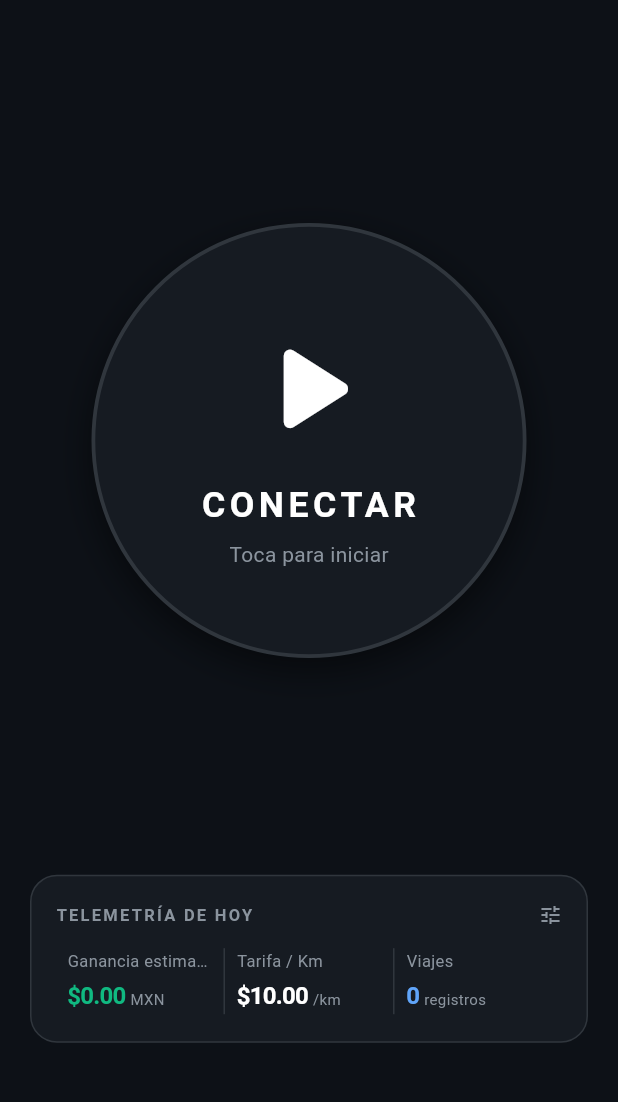
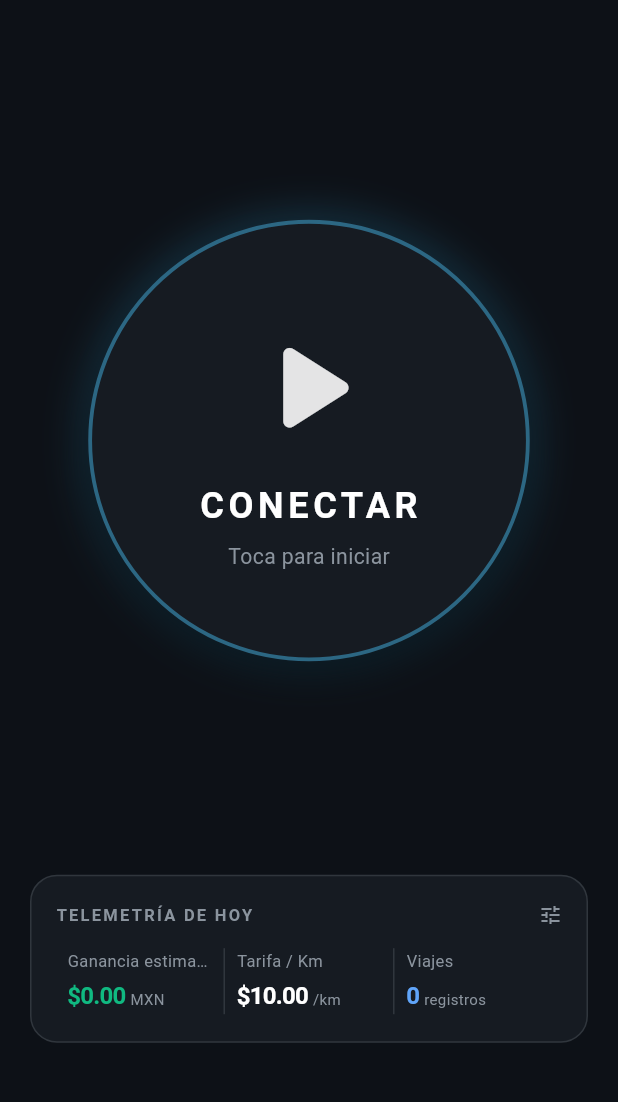
Before and after one commit to akalex5/masga_propio, a Flutter app: the InicioScreen screen opened directly, on a phone screen of 412 x 824 dp, the part 76-1178 px from its top. Run offline on Flutter 3.47's test engine with Material 3 defaults, Android fonts, the phone set to English and light mode, and no system bars; our stand-ins replace permission_handler, shared_preferences; accounts and stored records are empty.

Commit message:
feat(ui): animacion de respiracion suave en estado inactivo del boton central

```diff
--- a/lib/inicio_screen.dart
+++ b/lib/inicio_screen.dart
@@ -10,25 +10,46 @@ class InicioScreen extends StatefulWidget {
 }
 
 class _InicioScreenState extends State<InicioScreen>
-    with SingleTickerProviderStateMixin {
-  late final AnimationController _pulseController;
-  late final Animation<double> _pulseAnimation;
+    with TickerProviderStateMixin {
+  // Controlador para el pulso rápido y enérgico cuando está ACTIVO (1.8s)
+  late final AnimationController _activePulseController;
+  late final Animation<double> _activeScaleAnimation;
+
+  // Controlador para la respiración suave, lenta y elegante cuando está EN REPOSO (3.4s)
+  late final AnimationController _idleBreathController;
+  late final Animation<double> _idleScaleAnimation;
+  late final Animation<double> _idleGlowAnimation;
 
   @override
   void initState() {
     super.initState();
-    _pulseController = AnimationController(
+    // Animación ACTIVA
+    _activePulseController = AnimationController(
       vsync: this,
       duration: const Duration(milliseconds: 1800),
     );
-    _pulseAnimation = Tween<double>(begin: 1.0, end: 1.08).animate(
-      CurvedAnimation(parent: _pulseController, curve: Curves.easeInOut),
+    _activeScaleAnimation = Tween<double>(begin: 1.0, end: 1.08).animate(
+      CurvedAnimation(parent: _activePulseController, curve: Curves.easeInOut),
+    );
+
+    // Animación REPOSO (Respiración)
+    _idleBreathController = AnimationController(
+      vsync: this,
+      duration: const Duration(milliseconds: 3400),
+    )..repeat(reverse: true);
+
+    _idleScaleAnimation = Tween<double>(begin: 1.0, end: 1.025).animate(
+      CurvedAnimation(parent: _idleBreathController, curve: Curves.easeInOut),
+    );
+    _idleGlowAnimation = Tween<double>(begin: 0.08, end: 0.35).animate(
+      CurvedAnimation(parent: _idleBreathController, curve: Curves.easeInOut),
     );
   }
 
   @override
   void dispose() {
-    _pulseController.dispose();
+    _activePulseController.dispose();
+    _idleBreathController.dispose();
     super.dispose();
   }
 
@@ -45,14 +66,21 @@ class _InicioScreenState extends State<InicioScreen>
         final totalKm = servicio.viajesHoy.fold(0.0, (acc, v) => acc + v.distanciaKm);
         final promedioKm = totalKm > 0 ? (gananciaHoy / totalKm) : servicio.gananciaPorKm;
 
+        // Gestión de controladores según el estado
         if (activo) {
-          if (!_pulseController.isAnimating) {
-            _pulseController.repeat(reverse: true);
+          if (!_activePulseController.isAnimating) {
+            _activePulseController.repeat(reverse: true);
+          }
+          if (_idleBreathController.isAnimating) {
+            _idleBreathController.stop();
           }
         } else {
-          if (_pulseController.isAnimating) {
-            _pulseController.stop();
-            _pulseController.reset();
+          if (_activePulseController.isAnimating) {
+            _activePulseController.stop();
+            _activePulseController.reset();
+          }
+          if (!_idleBreathController.isAnimating) {
+            _idleBreathController.repeat(reverse: true);
           }
         }
 
@@ -60,6 +88,7 @@ class _InicioScreenState extends State<InicioScreen>
         const cardBg = Color(0xFF161B22);
         const cardBorder = Color(0xFF30363D);
         const accentGreen = Color(0xFF10B981);
+        const accentCyanIdle = Color(0xFF38BDF8); // Tono cian sutil para la respiración en reposo
         const textSecondary = Color(0xFF8B949E);
 
         return Scaffold(
@@ -67,7 +96,6 @@ class _InicioScreenState extends State<InicioScreen>
           body: SafeArea(
             child: LayoutBuilder(
               builder: (context, constraints) {
-                // Calculamos un tamaño proporcional grande para el botón (~3/4 del ancho)
                 final buttonSize = math.min(constraints.maxWidth * 0.72, 290.0);
 
                 return SingleChildScrollView(
@@ -161,14 +189,18 @@ class _InicioScreenState extends State<InicioScreen>
 
                           const SizedBox(height: 20),
 
-                          // 2. Botón central grande (~3/4 partes) y centrado
+                          // 2. Botón central con respiración en reposo y pulso en activo
                           Center(
                             child: AnimatedBuilder(
-                              animation: _pulseAnimation,
+                              animation: activo ? _activeScaleAnimation : _idleBreathController,
                               builder: (context, child) {
-                                final scale = activo ? _pulseAnimation.value : 1.0;
+                                final currentScale = activo
+                                    ? _activeScaleAnimation.value
+                                    : _idleScaleAnimation.value;
+                                final idleGlow = _idleGlowAnimation.value;
+
                                 return Transform.scale(
-                                  scale: scale,
+                                  scale: currentScale,
                                   child: GestureDetector(
                                     onTap: () async {
                                       final estabaActivo = servicio.monitoreando;
@@ -198,7 +230,13 @@ class _InicioScreenState extends State<InicioScreen>
                                         shape: BoxShape.circle,
                                         color: activo ? const Color(0xFF0F2D24) : cardBg,
                                         border: Border.all(
-                                          color: activo ? accentGreen : cardBorder,
+                                          color: activo
+                                              ? accentGreen
+                                              : Color.lerp(
+                                                  cardBorder,
+                                                  accentCyanIdle.withValues(alpha: 0.5),
+                                                  (idleGlow - 0.08) / (0.35 - 0.08),
+                                                )!,
                                           width: activo ? 4 : 2.5,
                                         ),
                                         boxShadow: [
@@ -213,12 +251,19 @@ class _InicioScreenState extends State<InicioScreen>
                                               blurRadius: 70,
                                               spreadRadius: 20,
                                             ),
-                                          ] else
+                                          ] else ...[
+                                            // Halo de respiración sutil en reposo
+                                            BoxShadow(
+                                              color: accentCyanIdle.withValues(alpha: idleGlow),
+                                              blurRadius: 32 * (idleGlow / 0.35),
+                                              spreadRadius: 4 * (idleGlow / 0.35),
+                                            ),
                                             BoxShadow(
                                               color: Colors.black.withValues(alpha: 0.5),
                                               blurRadius: 20,
                                               offset: const Offset(0, 8),
                                             ),
+                                          ],
                                         ],
                                       ),
                                       child: Column(
@@ -227,7 +272,13 @@ class _InicioScreenState extends State<InicioScreen>
                                           Icon(
                                             activo ? Icons.power_settings_new : Icons.play_arrow_rounded,
                                             size: buttonSize * 0.35,
-                                            color: activo ? accentGreen : Colors.white,
+                                            color: activo
+                                                ? accentGreen
+                                                : Color.lerp(
+                                                    Colors.white70,
+                                                    Colors.white,
+                                                    (idleGlow - 0.08) / (0.35 - 0.08),
+                                                  ),
                                           ),
                                           const SizedBox(height: 10),
                                           Text(
```
